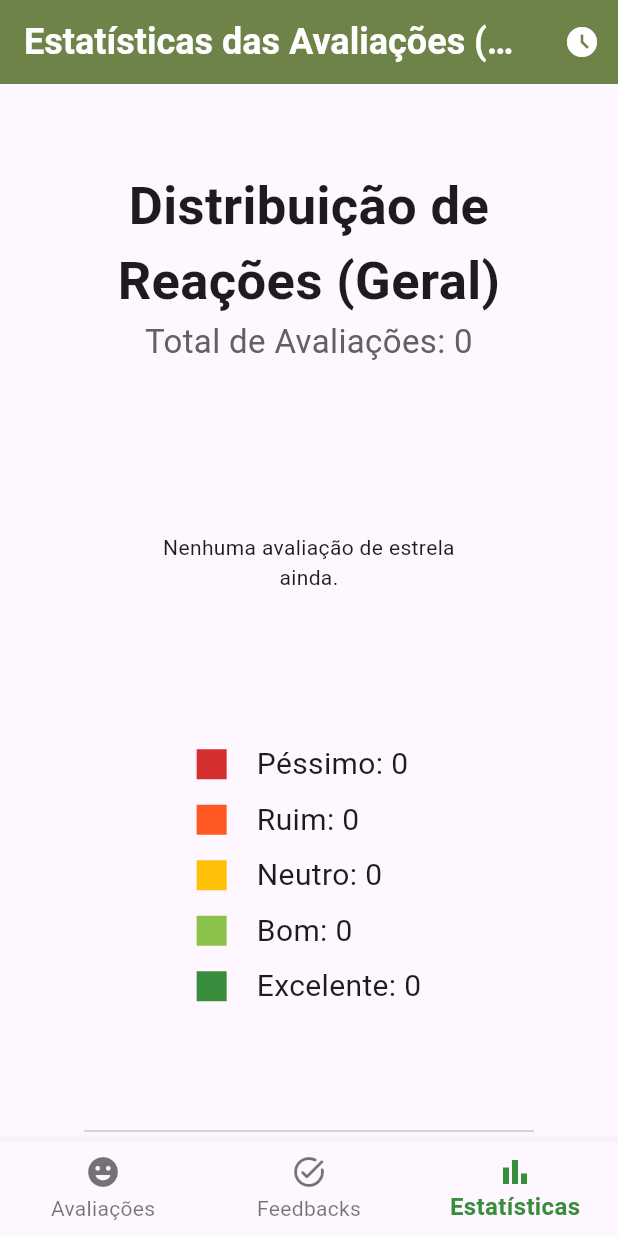
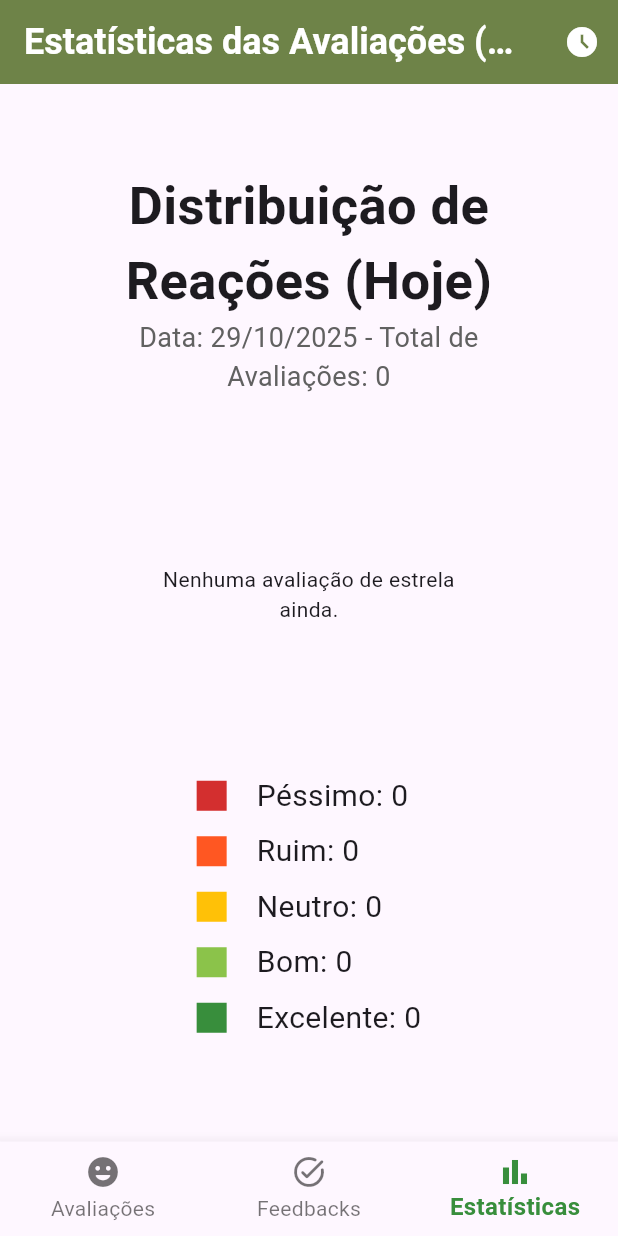
Before and after one commit to FredericoCabral13/Aplicativo-Avaliacao-Restaurante-CostaFoods, a Flutter app: the screen it shows after launch, item 3 of the bottom bar chosen, on a phone screen of 412 x 824 dp. Run offline on Flutter 3.47's test engine with Material 3 defaults, Android fonts, the light colour scheme and no system bars; our stand-ins replace csv, fl_chart.

Commit message:
modificação para aparecer somente o total de avaliações referentes àquele dia e àquele turno

```diff
--- a/lib/main.dart
+++ b/lib/main.dart
@@ -213,6 +213,69 @@ class AppData extends ChangeNotifier {
       shiftDetailedRatings[shift] ?? {};
   int getTotalStarRatings(int shift) =>
       getStarRatings(shift).values.fold(0, (sum, count) => sum + count);
+
+  // ===============================================================
+  // MÉTODOS PARA FILTRAR POR DIA ATUAL
+  // ===============================================================
+
+  // Método para obter apenas as avaliações do dia atual
+  List<Map<String, dynamic>> getTodayEvaluationRecords(int shift) {
+    final now = DateTime.now();
+    final today = DateTime(now.year, now.month, now.day);
+
+    return allEvaluationRecords.where((record) {
+      final recordDate = DateTime.parse(record['timestamp']);
+      final recordDay = DateTime(
+        recordDate.year,
+        recordDate.month,
+        recordDate.day,
+      );
+      return recordDay == today && record['turno'] == shift;
+    }).toList();
+  }
+
+  // Método para calcular contagens apenas do dia atual
+  Map<int, int> getTodayStarRatings(int shift) {
+    final todayRecords = getTodayEvaluationRecords(shift);
+    final Map<int, int> todayCounts = {1: 0, 2: 0, 3: 0, 4: 0, 5: 0};
+
+    for (var record in todayRecords) {
+      final star = record['estrelas'] as int;
+      todayCounts[star] = (todayCounts[star] ?? 0) + 1;
+    }
+
+    return todayCounts;
+  }
+
+  // Método para calcular feedbacks detalhados apenas do dia atual
+  Map<String, int> getTodayDetailedRatings(int shift) {
+    final todayRecords = getTodayEvaluationRecords(shift);
+    final Map<String, int> todayDetailed = {};
+
+    for (var record in todayRecords) {
+      final positives = (record['positivos'] as String)
+          .split('; ')
+          .where((s) => s.isNotEmpty);
+      final negatives = (record['negativos'] as String)
+          .split('; ')
+          .where((s) => s.isNotEmpty);
+
+      for (var phrase in positives) {
+        todayDetailed[phrase] = (todayDetailed[phrase] ?? 0) + 1;
+      }
+      for (var phrase in negatives) {
+        todayDetailed[phrase] = (todayDetailed[phrase] ?? 0) + 1;
+      }
+    }
+
+    return todayDetailed;
+  }
+
+  // Método para obter total de avaliações do dia atual
+  int getTodayTotalStarRatings(int shift) {
+    final todayRecords = getTodayEvaluationRecords(shift);
+    return todayRecords.length;
+  }
 }
 
 // ===================================================================
@@ -960,15 +1023,19 @@ class StatisticsScreen extends StatelessWidget {
     final int selectedShift = currentShift; // Obtém o turno atual
     return Consumer<AppData>(
       builder: (context, appData, child) {
-        // MUDANÇA: Obtém APENAS os dados do turno selecionado
-        final starRatings = appData.getStarRatings(selectedShift);
-        final detailedRatings = appData.getDetailedRatings(selectedShift);
-        final totalRatings = appData.getTotalStarRatings(selectedShift);
+        // ✅ SUBSTITUA pelos métodos do dia atual:
+        final starRatings = appData.getTodayStarRatings(selectedShift);
+        final detailedRatings = appData.getTodayDetailedRatings(selectedShift);
+        final totalRatings = appData.getTodayTotalStarRatings(selectedShift);
 
         final int totalDetailedFeedbacks = detailedRatings.values.fold(
           0,
           (sum, count) => sum + count,
         );
+
+        // ✅ ADICIONE um indicador de que são dados do dia:
+        final now = DateTime.now();
+        final todayFormatted = '${now.day}/${now.month}/${now.year}';
         return Align(
           alignment: Alignment.topLeft,
           child: SingleChildScrollView(
@@ -979,16 +1046,17 @@ class StatisticsScreen extends StatelessWidget {
               children: [
                 // 1. TÍTULO CENTRALIZADO
                 const Text(
-                  'Distribuição de Reações (Geral)',
+                  'Distribuição de Reações (Hoje)',
                   style: TextStyle(fontSize: 35, fontWeight: FontWeight.bold),
                   textAlign: TextAlign.center,
                 ),
+                // ✅ ADICIONE a data atual:
                 Text(
-                  // MUDANÇA: Usa o total filtrado
-                  'Total de Avaliações: $totalRatings',
-                  style: TextStyle(fontSize: 22, color: Colors.grey[700]),
+                  'Data: $todayFormatted - Total de Avaliações: $totalRatings',
+                  style: TextStyle(fontSize: 18, color: Colors.grey[700]),
                   textAlign: TextAlign.center,
                 ),
+
                 const SizedBox(height: 32),
                 // 2. GRÁFICO + LEGENDA (responsivo)
                 LayoutBuilder(
@@ -1296,6 +1364,17 @@ class _RatingSelectionScreenState extends State<RatingSelectionScreen> {
                 'Qual sua experiência geral?',
                 style: TextStyle(fontSize: 44, fontWeight: FontWeight.bold),
               ),
+              // ✅ ADICIONE a data atual:
+              Consumer<AppData>(
+                builder: (context, appData, child) {
+                  final now = DateTime.now();
+                  final todayFormatted = '${now.day}/${now.month}/${now.year}';
+                  return Text(
+                    'Hoje: $todayFormatted',
+                    style: TextStyle(fontSize: 20, color: Colors.grey[600]),
+                  );
+                },
+              ),
               const SizedBox(height: 40),
               ...List.generate(5, (index) {
                 final int starValue = index + 1;
@@ -1382,8 +1461,8 @@ class _RatingSelectionScreenState extends State<RatingSelectionScreen> {
                           alignment: Alignment.centerLeft,
                           child: Consumer<AppData>(
                             builder: (context, appData, child) {
-                              // ✅ Obtém o número de avaliações para este emoji/estrela
-                              final starRatings = appData.getStarRatings(
+                              // ✅ SUBSTITUA pelo método do dia atual:
+                              final starRatings = appData.getTodayStarRatings(
                                 widget.currentShift,
                               );
                               final int count = starRatings[starValue] ?? 0;
@@ -1401,13 +1480,12 @@ class _RatingSelectionScreenState extends State<RatingSelectionScreen> {
                                           : Colors.grey[700],
                                     ),
                                   ),
-                                  // ✅ ADICIONE o contador de avaliações
                                   Text(
                                     count == 1
-                                        ? '(${count} avaliação)' // ✅ SINGULAR quando for 1
-                                        : '(${count} avaliações)', // ✅ PLURAL quando for 0 ou mais de 1
+                                        ? '(${count} avaliação hoje)' // ✅ ADICIONE "hoje"
+                                        : '(${count} avaliações hoje)',
                                     style: TextStyle(
-                                      fontSize: 25,
+                                      fontSize: 20,
                                       color: Colors.grey[600],
                                       fontStyle: FontStyle.italic,
                                     ),
```
